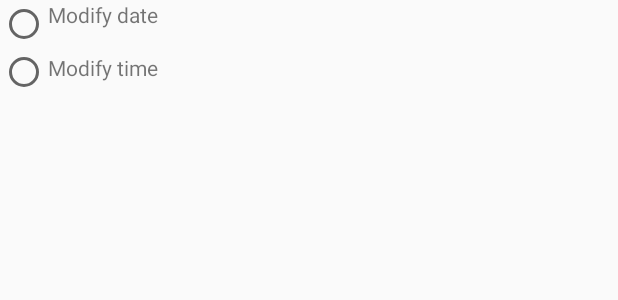
After one commit to Tesla-J/Procrastination-Repelent, an Android app: the layout dialog_option.xml on its own in the app's theme, with its tools: preview values and no code run, on a phone screen of 412 x 824 dp. The commit adds this screen. Shown: the top 300 px of the screen. Run offline under Robolectric (Android 15) with nearby library versions, the phone set to English and light mode, and no system bars.

Commit message:
The date and the time now can be changed by pressing a single button, that will show a dialog with two radio buttons, one for the date and one for the time

```diff
--- a/app/src/main/java/com/marcos/procrastinationrepelent/DatePickerFragment.java
+++ b/app/src/main/java/com/marcos/procrastinationrepelent/DatePickerFragment.java
@@ -14,7 +14,7 @@ import java.util.Calendar;
 import java.util.GregorianCalendar;
 
 public class DatePickerFragment extends DialogFragment {
-    public static String EXTRA_DATE = "com.marcos.procrastinationrepelent.date";
+    public static String EXTRA_DATE = "com.marcos.procrastinationrepelent.datetime";
     private Date mDate;
 
     public static DatePickerFragment newInstance(Date date){
--- a/app/src/main/java/com/marcos/procrastinationrepelent/Task.java
+++ b/app/src/main/java/com/marcos/procrastinationrepelent/Task.java
@@ -41,6 +41,9 @@ public class Task {
     public String getFormatedTime(){
         return DateFormat.format(TIME_FORMAT_STRING, mDate).toString();
     }
+    public String getFormatedDateAndTime(){
+        return DateFormat.format(DATE_FORMAT_STRING.toString() + " " + TIME_FORMAT_STRING.toString(), mDate).toString();
+    }
     public void setDone(boolean done){
         mDone = done;
     }
--- a/app/src/main/java/com/marcos/procrastinationrepelent/TimePickerFragment.java
+++ b/app/src/main/java/com/marcos/procrastinationrepelent/TimePickerFragment.java
@@ -33,7 +33,7 @@ public class TimePickerFragment extends DialogFragment {
         timePicker.setOnTimeChangedListener( new TimePicker.OnTimeChangedListener(){
             @Override
             public void onTimeChanged(TimePicker v, int hourOfDay, int minute){
-                mTime.setTime( hourToMilliseconds(hourOfDay) + minuteToMilliseconds(minute));
+                mTime.setTime( mTime.getTime() + hourToMilliseconds(hourOfDay) + minuteToMilliseconds(minute));
                 getArguments().putSerializable(EXTRA_TIME, mTime);
             }
         });
@@ -43,7 +43,7 @@ public class TimePickerFragment extends DialogFragment {
                 .setTitle(R.string.time_picker_title)
                 .setPositiveButton(android.R.string.ok, new DialogInterface.OnClickListener(){
                    @Override
-                   public void onClick(DialogInterface dialog, int wich){
+                   public void onClick(DialogInterface dialog, int which){
                        sendResult(Activity.RESULT_OK);
                    }
         })
--- /dev/null
+++ b/app/src/main/res/layout/dialog_option.xml
@@ -0,0 +1,42 @@
+<?xml version="1.0" encoding="utf-8"?>
+<LinearLayout
+    xmlns:android="http://schemas.android.com/apk/res/android"
+    android:layout_width="match_parent"
+    android:layout_height="match_parent"
+    android:orientation="horizontal"
+    >
+    <RadioGroup
+        android:layout_width="wrap_content"
+        android:layout_height="wrap_content"
+        android:orientation="vertical"
+        >
+        <RadioButton
+            android:id="@+id/modify_date_option"
+            android:layout_width="wrap_content"
+            android:layout_height="wrap_content"
+            />
+        <RadioButton
+            android:id="@+id/modify_time_option"
+            android:layout_width="wrap_content"
+            android:layout_height="wrap_content"
+            />
+    </RadioGroup>
+
+    <LinearLayout
+        android:layout_width="wrap_content"
+        android:layout_height="wrap_content"
+        android:orientation="vertical"
+        >
+        <TextView
+            android:layout_width="wrap_content"
+            android:layout_height="wrap_content"
+            android:text="@string/option_modify_date"
+            android:layout_marginBottom="16dp"
+            />
+        <TextView
+            android:layout_width="wrap_content"
+            android:layout_height="wrap_content"
+            android:text="@string/option_modify_time"
+            />
+    </LinearLayout>
+</LinearLayout>
--- a/app/src/main/res/values/strings.xml
+++ b/app/src/main/res/values/strings.xml
@@ -7,4 +7,7 @@
     <string name="task_list_title">To do list</string>
     <string name="date_picker_title">Date for the task</string>
     <string name="time_picker_title">Time for the task</string>
+    <string name="option_picker_title">What would you like to modify?</string>
+    <string name="option_modify_date">Modify date</string>
+    <string name="option_modify_time">Modify time</string>
 </resources>
```
Also changed, not shown: app/src/main/java/com/marcos/procrastinationrepelent/OptionPickerFragment.java (added, +107 -0 lines), app/src/main/java/com/marcos/procrastinationrepelent/TaskFragment.java (+14 -36 lines), app/src/main/res/layout/fragment_task.xml (+1 -8 lines).
